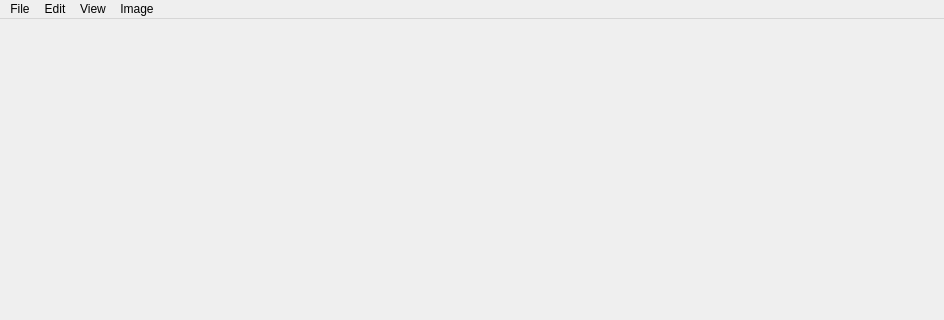
First picture: the form in HW2/mainwindow.ui, repository scott123159/Principles-and-Applications-of-Digital-Image-Processing, before the edit; both pictures show x 0 to 944 and y 0 to 320 of the 944 by 718 pixel window.
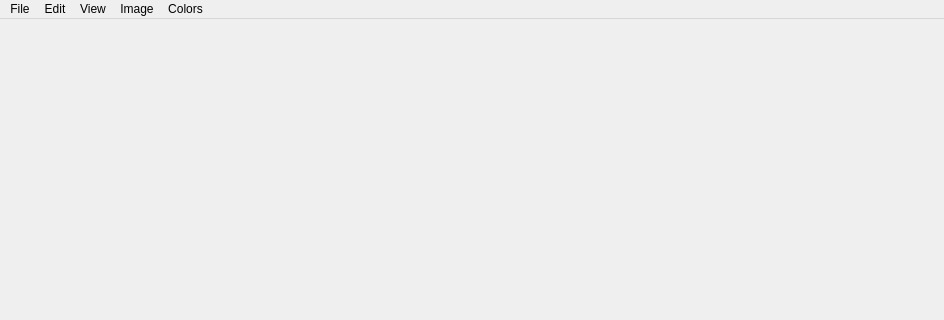
Second picture: the form after the edit.

Diff of the .ui file:
```diff
--- a/HW2/mainwindow.ui
+++ b/HW2/mainwindow.ui
@@ -51,7 +51,7 @@
      <height>22</height>
     </rect>
    </property>
-   <widget class="QMenu" name="menuFile_f">
+   <widget class="QMenu" name="menuFile">
     <property name="title">
      <string>File</string>
     </property>
@@ -65,7 +65,7 @@
     <addaction name="undoAction"/>
     <addaction name="redoAction"/>
    </widget>
-   <widget class="QMenu" name="menuColors">
+   <widget class="QMenu" name="menuImage">
     <property name="title">
      <string>Image</string>
     </property>
@@ -92,9 +92,16 @@
     </widget>
     <addaction name="menuZoom"/>
    </widget>
-   <addaction name="menuFile_f"/>
+   <widget class="QMenu" name="menuColors">
+    <property name="title">
+     <string>Colors</string>
+    </property>
+    <addaction name="thresholdAction"/>
+   </widget>
+   <addaction name="menuFile"/>
    <addaction name="menuEdit"/>
    <addaction name="menuView"/>
+   <addaction name="menuImage"/>
    <addaction name="menuColors"/>
   </widget>
   <widget class="QStatusBar" name="statusbar"/>
```
Left out of the diff: 5 changed lines with no effect on the pictures.
